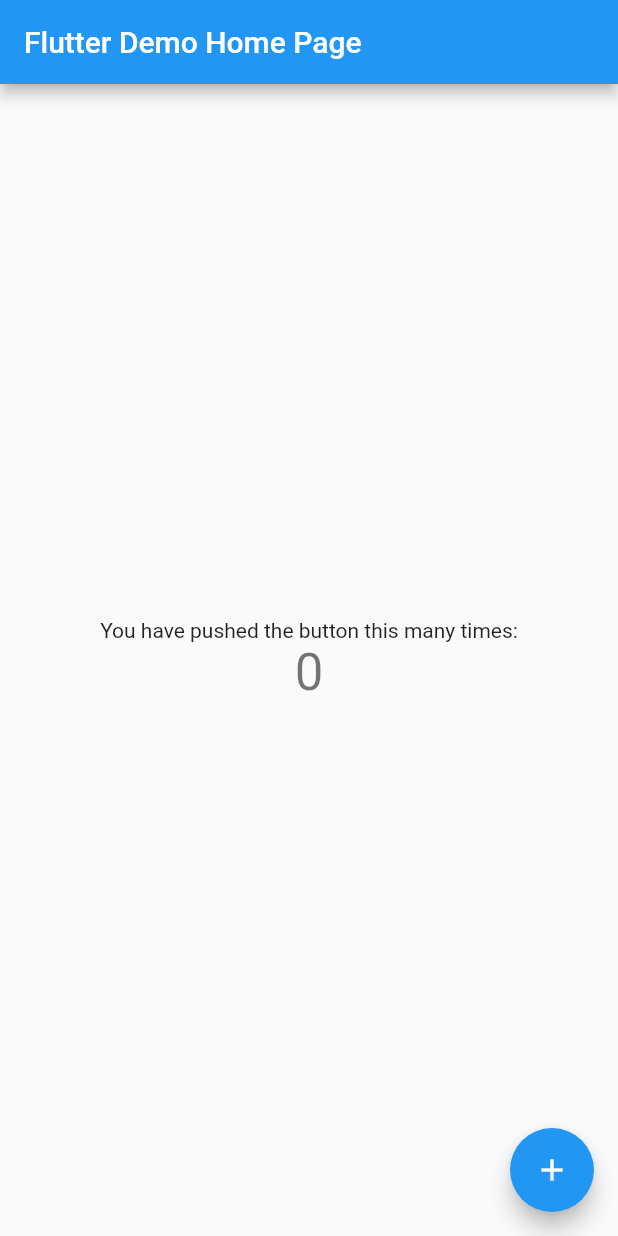
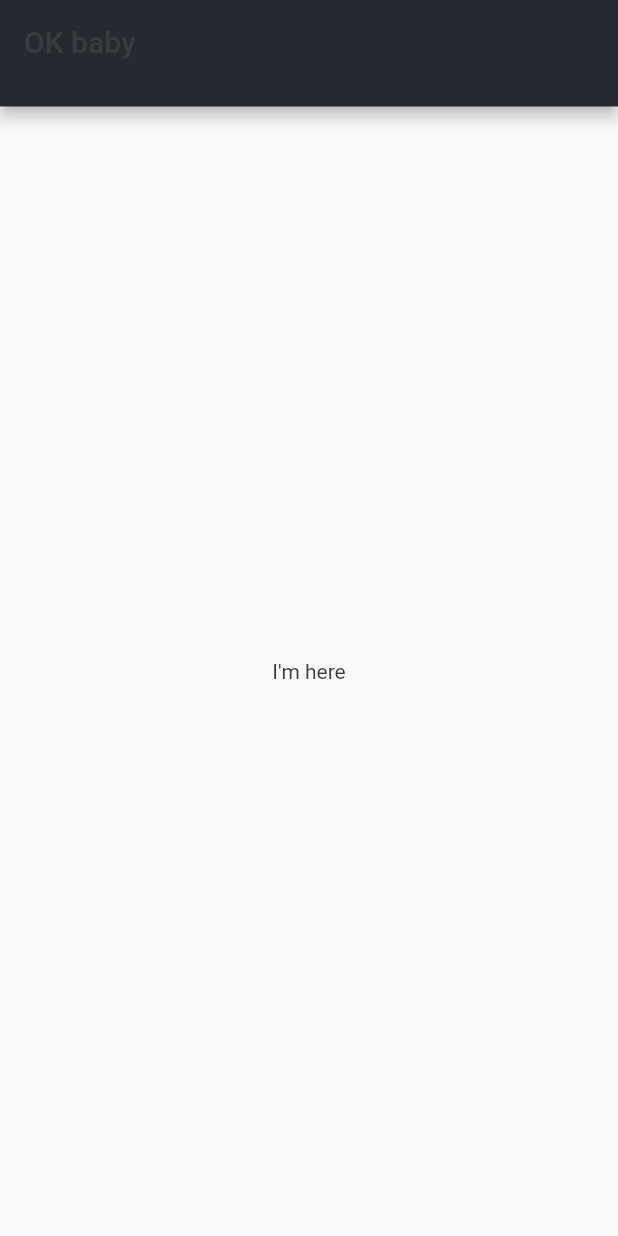
Before and after one commit to canhtoanptit/merchant, a Flutter app: the screen it shows after launch, on a phone screen of 412 x 824 dp. Run offline on Flutter 3.47's test engine with Material 2 defaults, Android fonts, the phone set to English and light mode, and no system bars; project files that could hold a hidden picture were left out.

Commit message:
update ui

```diff
--- a/lib/main.dart
+++ b/lib/main.dart
@@ -1,117 +1,42 @@
 import 'package:flutter/material.dart';
+import 'package:merchant/models/app_settings.dart';
+import 'package:merchant/pages/page_container.dart';
+import 'package:merchant/styles.dart';
 
 void main() {
-  runApp(MyApp());
+  AppSettings settings = AppSettings();
+//
+//  SystemChrome.setPreferredOrientations(
+//          [DeviceOrientation.portraitUp, DeviceOrientation.portraitDown])
+//      .then((value) => runApp(MyApp(appSettings: settings)));
+  runApp(MyApp(
+    appSettings: settings,
+  ));
 }
 
 class MyApp extends StatelessWidget {
-  // This widget is the root of your application.
+  final AppSettings appSettings;
+
+  MyApp({Key key, this.appSettings}) : super(key: key);
+
   @override
   Widget build(BuildContext context) {
+    final theme = ThemeData(
+        fontFamily: "Cabin",
+        primaryColor: AppColor.midnightSky,
+        accentColor: AppColor.midnightCloud,
+        primaryTextTheme: Theme.of(context).textTheme.apply(
+            bodyColor: AppColor.textColorDark,
+            displayColor: AppColor.textColorDark),
+        textTheme: Theme.of(context).textTheme.apply(
+            bodyColor: AppColor.textColorDark,
+            displayColor: AppColor.textColorDark));
+
     return MaterialApp(
-      title: 'Flutter Demo',
-      theme: ThemeData(
-        // This is the theme of your application.
-        //
-        // Try running your application with "flutter run". You'll see the
-        // application has a blue toolbar. Then, without quitting the app, try
-        // changing the primarySwatch below to Colors.green and then invoke
-        // "hot reload" (press "r" in the console where you ran "flutter run",
-        // or simply save your changes to "hot reload" in a Flutter IDE).
-        // Notice that the counter didn't reset back to zero; the application
-        // is not restarted.
-        primarySwatch: Colors.blue,
-        // This makes the visual density adapt to the platform that you run
-        // the app on. For desktop platforms, the controls will be smaller and
-        // closer together (more dense) than on mobile platforms.
-        visualDensity: VisualDensity.adaptivePlatformDensity,
-      ),
-      home: MyHomePage(title: 'Flutter Demo Home Page'),
+      title: 'Merchant App',
+      debugShowCheckedModeBanner: false,
+      theme: theme,
+      home: PageContainer(settings: appSettings),
     );
   }
 }
-
-class MyHomePage extends StatefulWidget {
-  MyHomePage({Key key, this.title}) : super(key: key);
-
-  // This widget is the home page of your application. It is stateful, meaning
-  // that it has a State object (defined below) that contains fields that affect
-  // how it looks.
-
-  // This class is the configuration for the state. It holds the values (in this
-  // case the title) provided by the parent (in this case the App widget) and
-  // used by the build method of the State. Fields in a Widget subclass are
-  // always marked "final".
-
-  final String title;
-
-  @override
-  _MyHomePageState createState() => _MyHomePageState();
-}
-
-class _MyHomePageState extends State<MyHomePage> {
-  int _counter = 0;
-
-  void _incrementCounter() {
-    setState(() {
-      // This call to setState tells the Flutter framework that something has
-      // changed in this State, which causes it to rerun the build method below
-      // so that the display can reflect the updated values. If we changed
-      // _counter without calling setState(), then the build method would not be
-      // called again, and so nothing would appear to happen.
-      _counter++;
-    });
-  }
-
-  @override
-  Widget build(BuildContext context) {
-    // This method is rerun every time setState is called, for instance as done
-    // by the _incrementCounter method above.
-    //
-    // The Flutter framework has been optimized to make rerunning build methods
-    // fast, so that you can just rebuild anything that needs updating rather
-    // than having to individually change instances of widgets.
-    return Scaffold(
-      appBar: AppBar(
-        // Here we take the value from the MyHomePage object that was created by
-        // the App.build method, and use it to set our appbar title.
-        title: Text(widget.title),
-      ),
-      body: Center(
-        // Center is a layout widget. It takes a single child and positions it
-        // in the middle of the parent.
-        child: Column(
-          // Column is also a layout widget. It takes a list of children and
-          // arranges them vertically. By default, it sizes itself to fit its
-          // children horizontally, and tries to be as tall as its parent.
-          //
-          // Invoke "debug painting" (press "p" in the console, choose the
-          // "Toggle Debug Paint" action from the Flutter Inspector in Android
-          // Studio, or the "Toggle Debug Paint" command in Visual Studio Code)
-          // to see the wireframe for each widget.
-          //
-          // Column has various properties to control how it sizes itself and
-          // how it positions its children. Here we use mainAxisAlignment to
-          // center the children vertically; the main axis here is the vertical
-          // axis because Columns are vertical (the cross axis would be
-          // horizontal).
-          mainAxisAlignment: MainAxisAlignment.center,
-          children: <Widget>[
-            Text(
-              'You have pushed the button this many times:',
-            ),
-            Text(
-              '$_counter',
-              style: Theme.of(context).textTheme.headline4,
-            ),
-          ],
-        ),
-      ),
-      floatingActionButton: FloatingActionButton(
-        onPressed: _incrementCounter,
-        tooltip: 'Increment',
-        child: Icon(Icons.add),
-      ), // This trailing comma makes auto-formatting nicer for build methods.
-    );
-  }
-}
--- /dev/null
+++ b/lib/models/app_settings.dart
@@ -0,0 +1,4 @@
+
+class AppSettings {
+
+}
--- /dev/null
+++ b/lib/pages/forcast_page.dart
@@ -0,0 +1,29 @@
+import 'package:flutter/material.dart';
+import 'package:merchant/utils/flutter_ui_utils.dart' as ui;
+import 'package:merchant/widgets/transition_appbar.dart';
+
+class ForecastPage extends StatefulWidget {
+
+  @override
+  State<StatefulWidget> createState() {
+    return _ForecastPageState();
+  }
+
+}
+
+class _ForecastPageState extends State<ForecastPage> {
+
+  @override
+  Widget build(BuildContext context) {
+    return Scaffold(
+      appBar: PreferredSize(
+        preferredSize: Size.fromHeight(ui.appBarHeight(context)),
+        child: TransitionAppbar(),
+      ),
+      body: Center(
+        child: Text("I'm here"),
+      ),
+    );
+  }
+
+}
--- /dev/null
+++ b/lib/pages/page_container.dart
@@ -0,0 +1,25 @@
+import 'package:flutter/material.dart';
+import 'package:merchant/models/app_settings.dart';
+import 'package:merchant/pages/forcast_page.dart';
+
+class PageContainer extends StatefulWidget {
+  final AppSettings settings;
+
+  PageContainer({Key key, this.settings}) : super(key: key);
+
+  @override
+  State<StatefulWidget> createState() {
+    return _PageContainerState(settings);
+  }
+}
+
+class _PageContainerState extends State<PageContainer> {
+  final AppSettings settings;
+
+  _PageContainerState(this.settings);
+
+  @override
+  Widget build(BuildContext context) {
+    return ForecastPage();
+  }
+}
--- /dev/null
+++ b/lib/styles.dart
@@ -0,0 +1,36 @@
+import 'package:flutter/material.dart';
+
+class AppColor extends Color {
+
+  AppColor(int value) : super(value);
+
+  static const dawnSky = Color(0xFFE5DAD6);
+  static const dawnSun = Color(0xFFDEA996);
+  static const dawnCloud = Color(0xFFD3C7C2);
+
+  static const noonSky = Color(0xFFFAF6E8);
+  static const noonSun = Color(0xFFF6CC6D);
+  static const noonCloud = Color(0xFFF9EED4);
+
+  static const duskSky = Color(0xFFD0CADA);
+  static const duskSun = Color(0xFFEBB9B7);
+  static const duskCloud = Color(0xFFC0BBBB);
+
+  static const nightSky = Color(0xFF3F3E44);
+  static const nightMoon = Color(0xFF555555);
+  static const nightCloud = Color(0xFF454249);
+
+  static const midnightSky = Color(0xFF262A30);
+  static const midnightMoon = Color(0xFF43454B);
+  static const midnightCloud = Color(0xFF2E3139);
+
+  static const twilightSky = Color(0xFF353C3F);
+  static const twilightMoon = Color(0xFF5D5555);
+  static const twilightCloud = Color(0xFF3C4549);
+
+  static const textColorDark = Color(0xFF3A3B3C);
+  static const textColorLight = Color(0xFFAEAEAE);
+
+  static const cloudColorDark = Color(0xFF2E3139);
+  static const cloudColorLight = Color(0xFFAEAEAE);
+}
--- /dev/null
+++ b/lib/utils/flutter_ui_utils.dart
@@ -0,0 +1,12 @@
+import 'package:flutter/material.dart';
+
+final double kToolbarHeight = 56.0;
+double appBarHeight(BuildContext context) {
+  return screenAwareSize(kToolbarHeight, context);
+}
+
+const double kBaseHeight = 650.0;
+double screenAwareSize(double size, BuildContext context) {
+  double drawingHeight = MediaQuery.of(context).size.height - MediaQuery.of(context).padding.top;
+  return size * drawingHeight / kBaseHeight;
+}
--- /dev/null
+++ b/lib/widgets/transition_appbar.dart
@@ -0,0 +1,11 @@
+import 'package:flutter/material.dart';
+
+//class TransitionAppbar extends AnimatedWidget {
+class TransitionAppbar extends StatelessWidget {
+  @override
+  Widget build(BuildContext context) {
+    return AppBar(
+      title: Text('OK baby'),
+    );
+  }
+}
--- a/pubspec.yaml
+++ b/pubspec.yaml
@@ -74,3 +74,8 @@ flutter:
   #
   # For details regarding fonts from package dependencies,
   # see https://flutter.dev/custom-fonts/#from-packages
+  fonts:
+    - family: Cabin
+      fonts:
+        - asset: assets/fonts/Cabin-Regular.otf
+        - asset: assets/fonts/Cabin-Bold.otf
```
Also changed, not shown: assets/fonts/Cabin-Bold.otf (added), assets/fonts/Cabin-BoldItalic.otf (added), assets/fonts/Cabin-Italic.otf (added), assets/fonts/Cabin-Medium.otf (added), assets/fonts/Cabin-MediumItalic.otf (added), assets/fonts/Cabin-Regular.otf (added), assets/fonts/Cabin-SemiBold.otf (added), assets/fonts/Cabin-SemiBoldItalic.otf (added), 2 other files.
